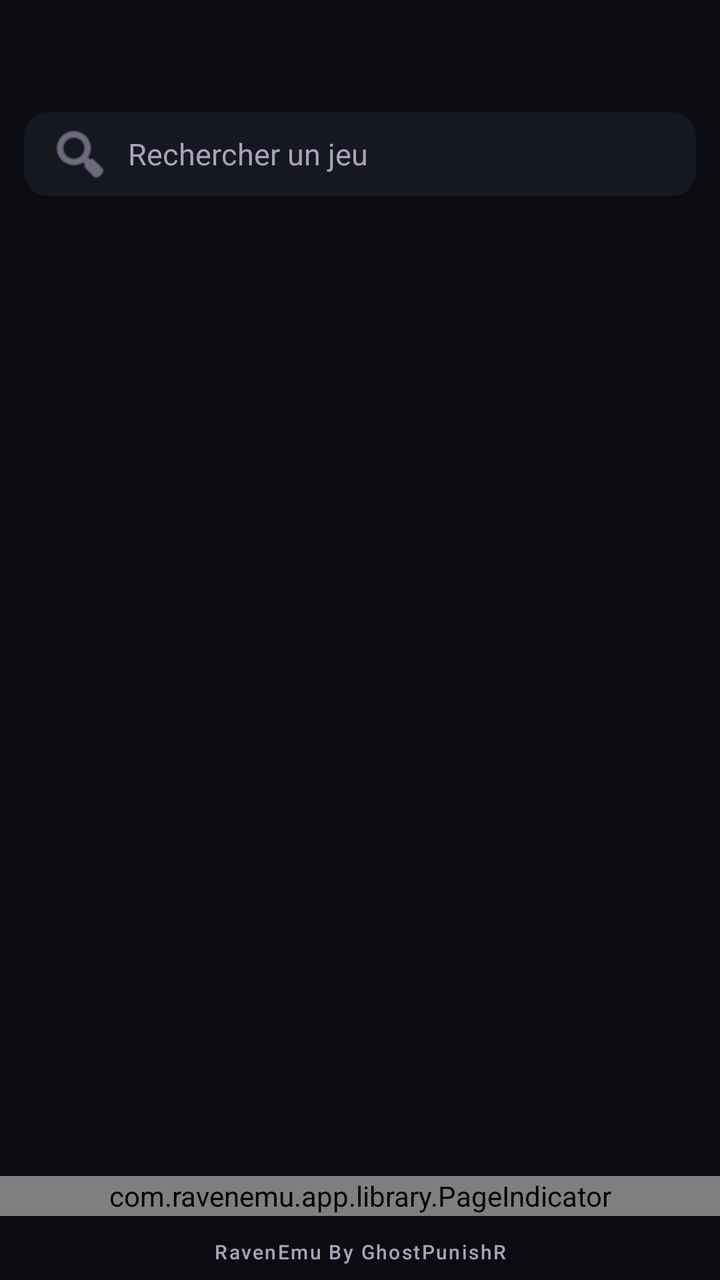
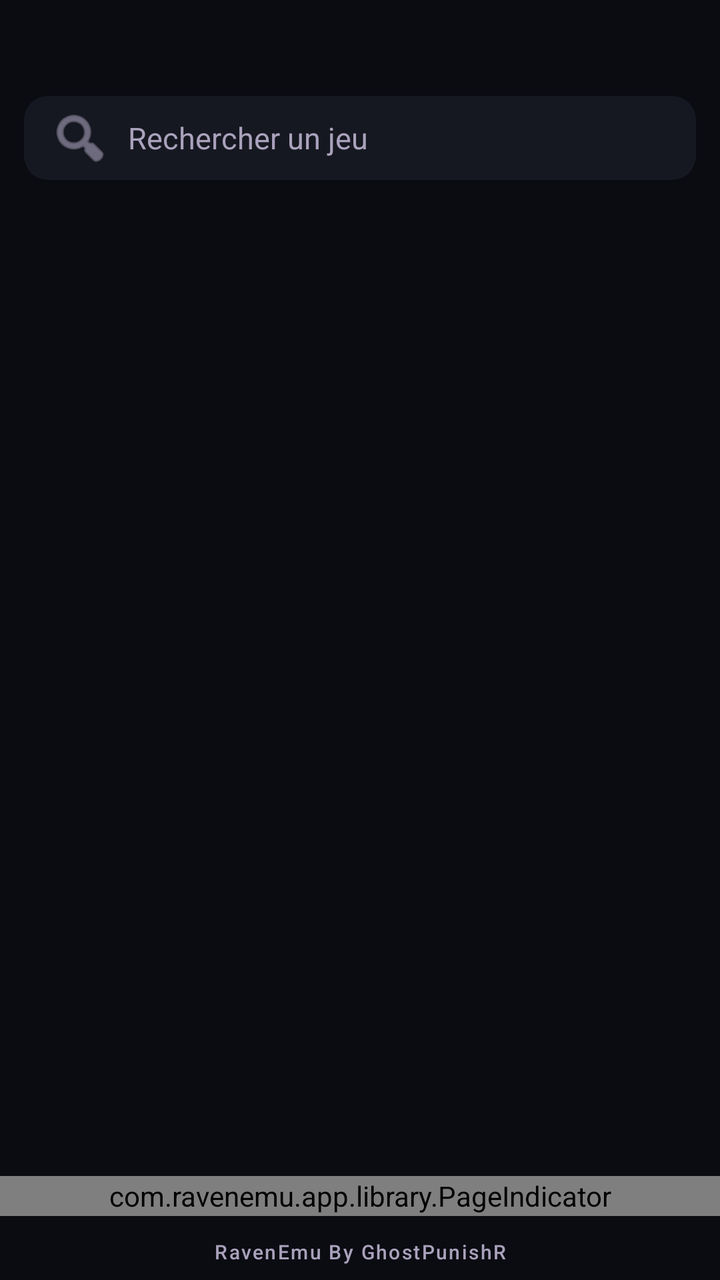

Before-and-after screenshots of an Android layout around one commit, followed by the original layout XML and the change that was made.
<!-- AndroidManifest.xml: application theme Theme.RavenEmu -->
<!-- res/layout/activity_main.xml -->
<?xml version="1.0" encoding="utf-8"?>
<LinearLayout xmlns:android="http://schemas.android.com/apk/res/android"
    xmlns:app="http://schemas.android.com/apk/res-auto"
    android:layout_width="match_parent"
    android:layout_height="match_parent"
    android:background="@color/raven_background"
    android:orientation="vertical">

    <com.google.android.material.appbar.MaterialToolbar
        android:id="@+id/toolbar"
        android:layout_width="match_parent"
        android:layout_height="?attr/actionBarSize"
        android:background="@color/raven_background"
        app:titleCentered="true"
        app:titleTextColor="@color/raven_text_primary" />

    <EditText
        android:id="@+id/searchField"
        android:layout_width="match_parent"
        android:layout_height="wrap_content"
        android:layout_marginStart="12dp"
        android:layout_marginEnd="12dp"
        android:layout_marginBottom="8dp"
        android:background="@drawable/bg_search_field"
        android:drawableStart="@android:drawable/ic_menu_search"
        android:drawablePadding="8dp"
        android:drawableTint="@color/raven_text_muted"
        android:hint="@string/library_search_hint"
        android:imeOptions="actionSearch"
        android:inputType="text"
        android:maxLines="1"
        android:minHeight="42dp"
        android:paddingStart="12dp"
        android:paddingEnd="12dp"
        android:textColor="@color/raven_text_primary"
        android:textColorHint="@color/raven_text_muted"
        android:textSize="15sp" />

    <androidx.viewpager2.widget.ViewPager2
        android:id="@+id/consolePager"
        android:layout_width="match_parent"
        android:layout_height="0dp"
        android:layout_weight="1" />

    <com.ravenemu.app.library.PageIndicator
        android:id="@+id/pageIndicator"
        android:layout_width="match_parent"
        android:layout_height="20dp"
        android:layout_marginTop="4dp"
        android:layout_marginBottom="4dp" />

    <ProgressBar
        android:id="@+id/progress"
        android:layout_width="wrap_content"
        android:layout_height="wrap_content"
        android:layout_gravity="center_horizontal"
        android:indeterminateTint="@color/raven_accent"
        android:visibility="gone" />

    <TextView
        android:id="@+id/footerSignature"
        android:layout_width="match_parent"
        android:layout_height="wrap_content"
        android:fontFamily="sans-serif-medium"
        android:gravity="center"
        android:letterSpacing="0.08"
        android:minHeight="28dp"
        android:paddingStart="16dp"
        android:paddingEnd="16dp"
        android:text="@string/footer_signature"
        android:textColor="@color/raven_text_muted"
        android:textSize="10sp" />
</LinearLayout>
<!-- resources referenced by this layout -->
<resources>
  <color name="raven_accent">#A78BFA</color>
  <color name="raven_background">#0B0C12</color>
  <color name="raven_text_muted">#AAA2BC</color>
  <color name="raven_text_primary">#F5F2FF</color>
  <!-- drawable bg_search_field (drawable) -->
  <?xml version="1.0" encoding="utf-8"?>
  <shape xmlns:android="http://schemas.android.com/apk/res/android"
      android:shape="rectangle">
      <solid android:color="@color/raven_surface" />
      <corners android:radius="12dp" />
  </shape>
  <string name="footer_signature">RavenEmu By GhostPunishR</string>
  <string name="library_search_hint">Rechercher un jeu</string>
  <style name="Theme.RavenEmu" parent="Theme.MaterialComponents.NoActionBar">
          <item name="colorPrimary">@color/raven_primary</item>
          <item name="colorPrimaryVariant">@color/raven_primary_dark</item>
          <item name="colorOnPrimary">@color/raven_text_primary</item>
          <item name="colorSecondary">@color/raven_accent</item>
          <item name="colorSecondaryVariant">@color/raven_primary</item>
          <item name="colorOnSecondary">@color/raven_on_accent</item>
          <item name="colorSurface">@color/raven_surface</item>
          <item name="colorOnSurface">@color/raven_text_primary</item>
          <item name="colorOnBackground">@color/raven_text_primary</item>
  
          <item name="android:windowBackground">@color/raven_background</item>
          <item name="android:colorBackground">@color/raven_background</item>
          <item name="android:statusBarColor">@color/raven_primary_dark</item>
          <item name="android:navigationBarColor">@color/raven_primary_dark</item>
          <item name="android:windowLightStatusBar">false</item>
  
          <item name="android:textColorPrimary">@color/raven_text_primary</item>
          <item name="android:textColorSecondary">@color/raven_text_secondary</item>
          <item name="colorControlActivated">@color/raven_accent</item>
          <item name="colorControlNormal">@color/raven_text_secondary</item>
          <item name="colorControlHighlight">@color/raven_ripple</item>
      </style>
  <color name="raven_surface">#161821</color>
  <color name="raven_primary">#6D4CC7</color>
  <color name="raven_primary_dark">#090A0F</color>
  <color name="raven_on_accent">#160F24</color>
  <color name="raven_text_secondary">#CBC4DC</color>
  <color name="raven_ripple">#33A78BFA</color>
</resources>

<!-- the commit's change to res/layout/activity_main.xml (unified diff, before → after) -->
@@ -1,6 +1,7 @@
 <?xml version="1.0" encoding="utf-8"?>
 <LinearLayout xmlns:android="http://schemas.android.com/apk/res/android"
     xmlns:app="http://schemas.android.com/apk/res-auto"
+    android:id="@+id/libraryRoot"
     android:layout_width="match_parent"
     android:layout_height="match_parent"
     android:background="@color/raven_background"
@@ -9,65 +10,74 @@
     <com.google.android.material.appbar.MaterialToolbar
         android:id="@+id/toolbar"
         android:layout_width="match_parent"
-        android:layout_height="?attr/actionBarSize"
+        android:layout_height="48dp"
         android:background="@color/raven_background"
+        android:minHeight="48dp"
         app:titleCentered="true"
         app:titleTextColor="@color/raven_text_primary" />
 
-    <EditText
-        android:id="@+id/searchField"
-        android:layout_width="match_parent"
-        android:layout_height="wrap_content"
-        android:layout_marginStart="12dp"
-        android:layout_marginEnd="12dp"
-        android:layout_marginBottom="8dp"
-        android:background="@drawable/bg_search_field"
-        android:drawableStart="@android:drawable/ic_menu_search"
-        android:drawablePadding="8dp"
-        android:drawableTint="@color/raven_text_muted"
-        android:hint="@string/library_search_hint"
-        android:imeOptions="actionSearch"
-        android:inputType="text"
-        android:maxLines="1"
-        android:minHeight="42dp"
-        android:paddingStart="12dp"
-        android:paddingEnd="12dp"
-        android:textColor="@color/raven_text_primary"
-        android:textColorHint="@color/raven_text_muted"
-        android:textSize="15sp" />
-
-    <androidx.viewpager2.widget.ViewPager2
-        android:id="@+id/consolePager"
+    <LinearLayout
+        android:id="@+id/libraryContent"
         android:layout_width="match_parent"
         android:layout_height="0dp"
-        android:layout_weight="1" />
+        android:layout_weight="1"
+        android:orientation="vertical">
 
-    <com.ravenemu.app.library.PageIndicator
-        android:id="@+id/pageIndicator"
-        android:layout_width="match_parent"
-        android:layout_height="20dp"
-        android:layout_marginTop="4dp"
-        android:layout_marginBottom="4dp" />
+        <EditText
+            android:id="@+id/searchField"
+            android:layout_width="match_parent"
+            android:layout_height="wrap_content"
+            android:layout_marginStart="12dp"
+            android:layout_marginEnd="12dp"
+            android:layout_marginBottom="8dp"
+            android:background="@drawable/bg_search_field"
+            android:drawableStart="@android:drawable/ic_menu_search"
+            android:drawablePadding="8dp"
+            android:drawableTint="@color/raven_text_muted"
+            android:hint="@string/library_search_hint"
+            android:imeOptions="actionSearch"
+            android:inputType="text"
+            android:maxLines="1"
+            android:minHeight="42dp"
+            android:paddingStart="12dp"
+            android:paddingEnd="12dp"
+            android:textColor="@color/raven_text_primary"
+            android:textColorHint="@color/raven_text_muted"
+            android:textSize="15sp" />
 
-    <ProgressBar
-        android:id="@+id/progress"
-        android:layout_width="wrap_content"
-        android:layout_height="wrap_content"
-        android:layout_gravity="center_horizontal"
-        android:indeterminateTint="@color/raven_accent"
-        android:visibility="gone" />
+        <androidx.viewpager2.widget.ViewPager2
+            android:id="@+id/consolePager"
+            android:layout_width="match_parent"
+            android:layout_height="0dp"
+            android:layout_weight="1" />
 
-    <TextView
-        android:id="@+id/footerSignature"
-        android:layout_width="match_parent"
-        android:layout_height="wrap_content"
-        android:fontFamily="sans-serif-medium"
-        android:gravity="center"
-        android:letterSpacing="0.08"
-        android:minHeight="28dp"
-        android:paddingStart="16dp"
-        android:paddingEnd="16dp"
-        android:text="@string/footer_signature"
-        android:textColor="@color/raven_text_muted"
-        android:textSize="10sp" />
+        <com.ravenemu.app.library.PageIndicator
+            android:id="@+id/pageIndicator"
+            android:layout_width="match_parent"
+            android:layout_height="20dp"
+            android:layout_marginTop="4dp"
+            android:layout_marginBottom="4dp" />
+
+        <ProgressBar
+            android:id="@+id/progress"
+            android:layout_width="wrap_content"
+            android:layout_height="wrap_content"
+            android:layout_gravity="center_horizontal"
+            android:indeterminateTint="@color/raven_accent"
+            android:visibility="gone" />
+
+        <TextView
+            android:id="@+id/footerSignature"
+            android:layout_width="match_parent"
+            android:layout_height="wrap_content"
+            android:fontFamily="sans-serif-medium"
+            android:gravity="center"
+            android:letterSpacing="0.08"
+            android:minHeight="28dp"
+            android:paddingStart="16dp"
+            android:paddingEnd="16dp"
+            android:text="@string/footer_signature"
+            android:textColor="@color/raven_text_muted"
+            android:textSize="10sp" />
+    </LinearLayout>
 </LinearLayout>
